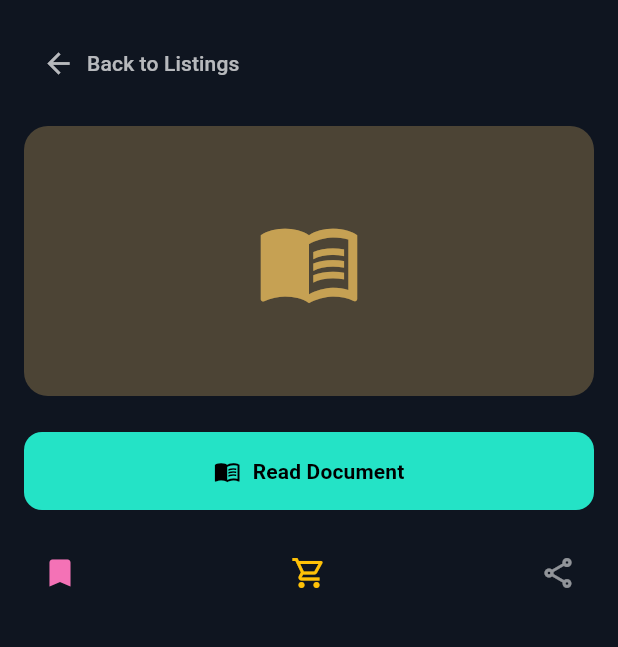
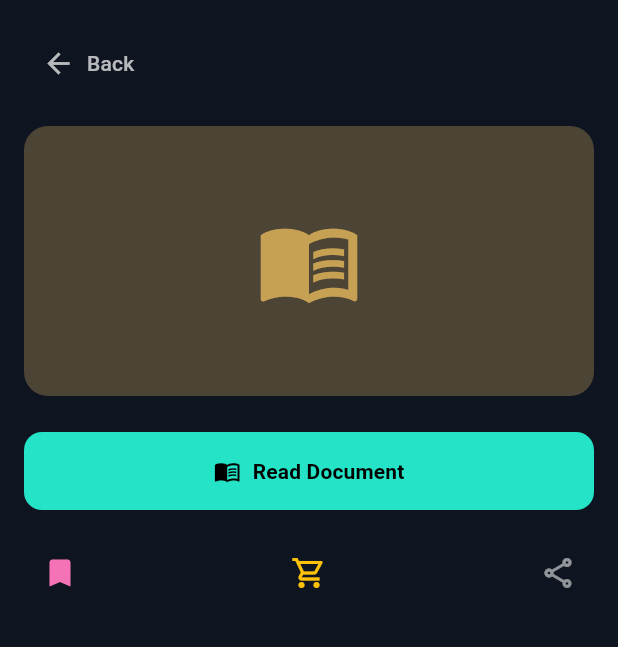
Before and after one commit to shwetajadhav0230-ux/edudoc_app_mdv, a Flutter app: the ProductDetailsScreen screen opened directly, on a phone screen of 412 x 824 dp, the part 96-743 px from its top. Run offline on Flutter 3.47's test engine with Material 3 defaults, Android fonts, the phone set to English and light mode, and no system bars; Roboto replaces fonts that are missing (Inter).

Commit message:
product details screen updated

```diff
--- a/lib/screens/product/product_detail_screen.dart
+++ b/lib/screens/product/product_detail_screen.dart
@@ -61,7 +61,7 @@ class ProductDetailsScreen extends StatelessWidget {
         TextButton.icon(
           onPressed: appState.navigateBack,
           icon: Icon(Icons.arrow_back, color: Colors.white70, size: 22),
-          label: Text('Back to Listings', style: TextStyle(color: Colors.white70)),
+          label: Text('Back', style: TextStyle(color: Colors.white70)),
         ),
         const SizedBox(height: 18),
         // Book Icon Block
```
